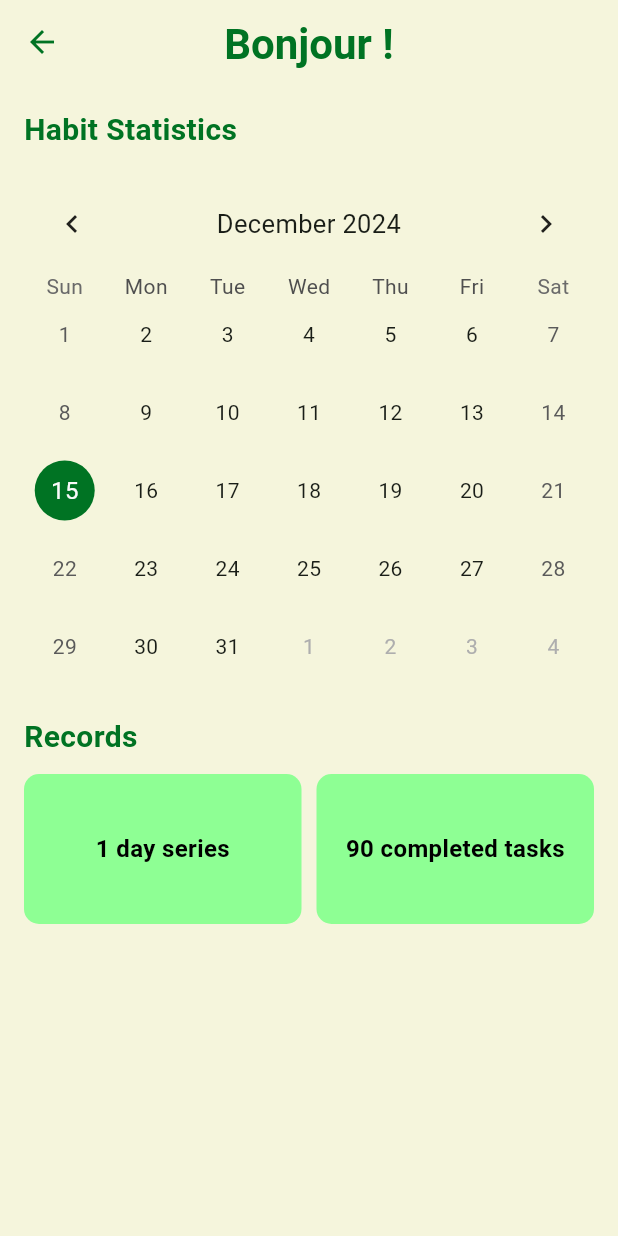
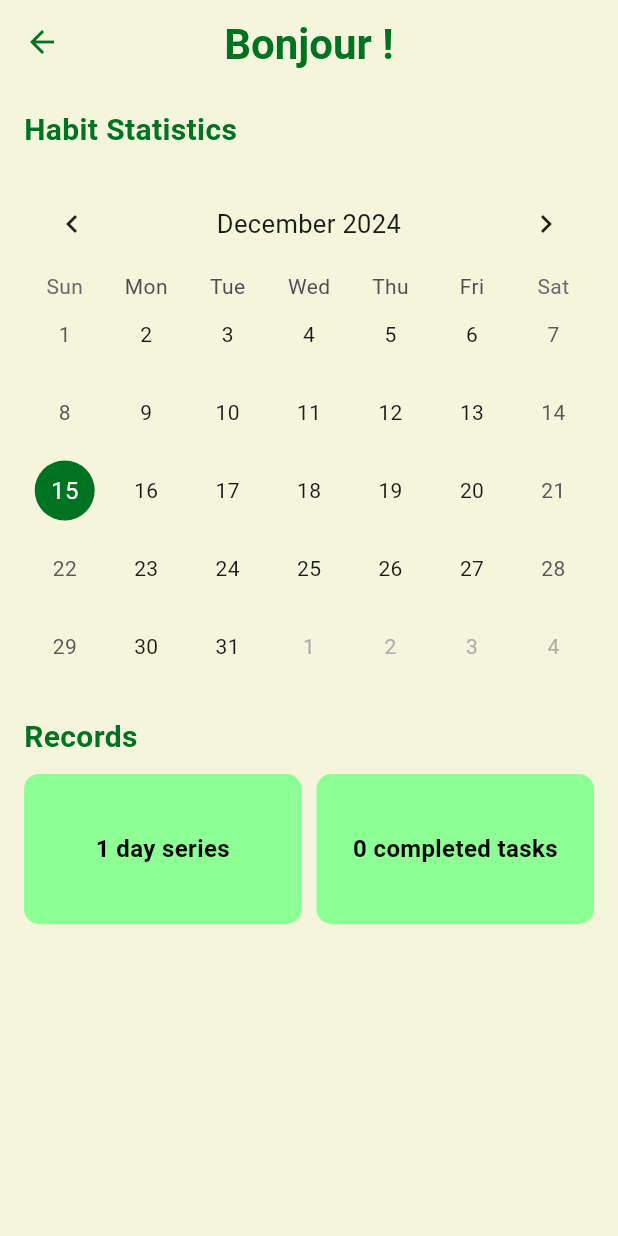
Before and after one commit to Lyly213/Projet-Flutter-B3Q1, a Flutter app: the StatisticsPage screen opened directly, on a phone screen of 412 x 824 dp. Run offline on Flutter 3.47's test engine with Material 3 defaults, Android fonts, the phone set to English and light mode, and no system bars; drawn by our look-alikes of table_calendar; our stand-ins replace cloud_firestore, firebase_auth, firebase_core, flutter_bloc, flutter_svg; accounts and stored records are empty.

Commit message:
ajout de l'enregistrement des cards si elle sont terminées + ajout du compteur de tasks réussi au total

```diff
--- a/flutterb3q1/lib/blocs/card/card_bloc.dart
+++ b/flutterb3q1/lib/blocs/card/card_bloc.dart
@@ -35,6 +35,24 @@ class CardBloc extends Bloc<CardEvent, CardState> {
     on<DeleteCardEvent>((event, emit) async {
       try {
         await cardRepository.deleteCard(event.id);
+      } catch (e) {
+        emit(CardsError(e.toString()));
+      }
+    });
+
+    on<UpdateCardStatusEvent>((event, emit) async {
+      try {
+        await cardRepository.updateCardStatus(event.id, event.isFinished);
+        add(LoadCardsEvent());
+      } catch (e) {
+        emit(CardsError(e.toString()));
+      }
+    });
+
+    on<CountCompletedTasksEvent>((event, emit) async {
+      try {
+        final count = await cardRepository.countCompletedTasks();
+        emit(CompletedTasksCounted(count: count));
       } catch (e) {
         emit(CardsError(e.toString()));
       }
--- a/flutterb3q1/lib/blocs/card/card_event.dart
+++ b/flutterb3q1/lib/blocs/card/card_event.dart
@@ -52,4 +52,15 @@ class DeleteCardEvent extends CardEvent {
   DeleteCardEvent({required this.id});
 }
 
+class UpdateCardStatusEvent extends CardEvent {
+  final String id;
+  final bool isFinished;
+
+  UpdateCardStatusEvent({
+    required this.id,
+    required this.isFinished
+  });
+}
+
 class LoadCardsEvent extends CardEvent {}
+class CountCompletedTasksEvent extends CardEvent {}
--- a/flutterb3q1/lib/blocs/card/card_state.dart
+++ b/flutterb3q1/lib/blocs/card/card_state.dart
@@ -13,3 +13,9 @@ class CardsError extends CardState {
 
   CardsError(this.error);
 }
+
+class CompletedTasksCounted extends CardState {
+  final int count;
+
+  CompletedTasksCounted({required this.count});
+}
--- a/flutterb3q1/lib/pages/statistics_page.dart
+++ b/flutterb3q1/lib/pages/statistics_page.dart
@@ -1,12 +1,19 @@
 import 'package:flutter/material.dart';
+import 'package:flutter_bloc/flutter_bloc.dart';
+import 'package:flutterb3q1/blocs/card/card_event.dart';
+import 'package:flutterb3q1/repositories/card_repository.dart';
 import 'package:table_calendar/table_calendar.dart';
+import 'package:flutterb3q1/blocs/card/card_bloc.dart';
+import 'package:flutterb3q1/blocs/card/card_state.dart';
 
 class StatisticsPage extends StatelessWidget {
   const StatisticsPage({super.key});
 
   @override
   Widget build(BuildContext context) {
-    return Scaffold(
+    return BlocProvider<CardBloc>(
+      create: (context) => CardBloc(cardRepository: CardRepository())..add(CountCompletedTasksEvent()),
+      child: Scaffold(
         appBar: AppBar(
           backgroundColor: const Color(0xFFF5F5DC),
           elevation: 0,
@@ -65,6 +72,7 @@ class StatisticsPage extends StatelessWidget {
                     titleCentered: true,
                   ),
                   onDaySelected: (selectedDay, focusedDay) {
+                    // Logique
                   },
                 ),
                 const SizedBox(height: 20),
@@ -107,13 +115,38 @@ class StatisticsPage extends StatelessWidget {
                           borderRadius: BorderRadius.circular(10),
                         ),
                         alignment: Alignment.center,
-                      child: const Text(
-                        '90 completed tasks',
+                        child: BlocBuilder<CardBloc, CardState>(
+                          builder: (context, state) {
+                            if (state is CardsLoading) {
+                              return const CircularProgressIndicator();
+                            } else if (state is CompletedTasksCounted) {
+                              return Text(
+                                '${state.count} completed tasks',
+                                style: const TextStyle(
+                                  fontWeight: FontWeight.bold,
+                                  fontSize: 16,
+                                  color: Colors.black,
+                                ),
+                              );
+                            } else if (state is CardsError) {
+                              return const Text(
+                                'Error loading tasks',
                                 style: TextStyle(
                                   fontWeight: FontWeight.bold,
                                   fontSize: 16,
                                   color: Colors.black,
                                 ),
+                              );
+                            }
+                            return const Text(
+                              'No data available',
+                              style: TextStyle(
+                                fontWeight: FontWeight.bold,
+                                fontSize: 16,
+                                color: Colors.black,
+                              ),
+                            );
+                          },
                         ),
                       ),
                     ),
@@ -123,6 +156,7 @@ class StatisticsPage extends StatelessWidget {
             ),
           ),
         ),
+      ),
     );
   }
 }
```
Also changed, not shown: flutterb3q1/lib/pages/welcome_page.dart (+6 -6 lines), flutterb3q1/lib/repositories/card_repository.dart (+13 -0 lines), 1 other file. Lines whose indentation alone changed are shown as unchanged.
